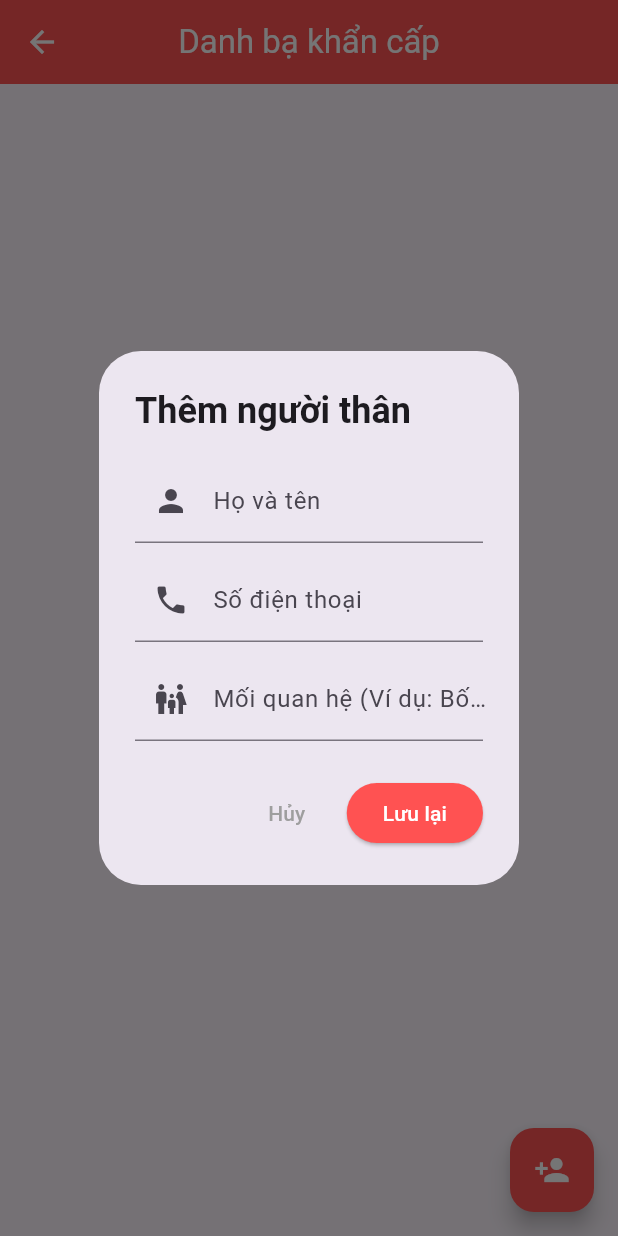
After one commit to hphuc193/flood-warning-flutter_app, a Flutter app: the EmergencyContactsScreen screen opened directly, after a tap on the "person add" icon, on a phone screen of 412 x 824 dp. The commit adds this screen. Run offline on Flutter 3.47's test engine with Material 3 defaults, Android fonts, the phone set to English and light mode, and no system bars; our stand-ins replace connectivity_plus, dio, firebase_auth, firebase_core, fl_chart, flutter_dotenv and 9 more; accounts and stored records are empty; network calls fail.

Commit message:
feat: Emergency Contacts Function

```diff
--- /dev/null
+++ b/lib/data/models/contact_model.dart
@@ -0,0 +1,30 @@
+class EmergencyContact {
+  final String id;
+  final String name;
+  final String phone;
+  final String? description;
+  final bool isCustom;
+
+  EmergencyContact({
+    required this.id,
+    required this.name,
+    required this.phone,
+    this.description,
+    this.isCustom = false,
+  });
+
+  factory EmergencyContact.fromJson(Map<String, dynamic> json, {bool isCustom = false}) {
+    return EmergencyContact(
+      id: json['id'].toString(),
+      name: json['name'] ?? '',
+      // Hỗ trợ cả 2 key đề phòng Backend trả về lộn xộn
+      phone: json['phone_number'] ?? json['phone'] ?? '',
+      description: json['relation'] ?? json['description'],
+      isCustom: isCustom,
+    );
+  }
+
+  Map<String, dynamic> toJson() => {
+    'id': id, 'name': name, 'phone': phone, 'description': description, 'isCustom': isCustom
+  };
+}
--- /dev/null
+++ b/lib/data/repositories/contact_repository.dart
@@ -0,0 +1,63 @@
+import 'package:dio/dio.dart';
+import '../services/api_service.dart';
+import '../models/contact_model.dart';
+
+class ContactRepository {
+  final ApiService _apiService = ApiService();
+
+  // 1. Lấy toàn bộ danh bạ
+  Future<Map<String, List<EmergencyContact>>?> getAllContacts() async {
+    try {
+      final response = await _apiService.dio.get('/emergency-contacts');
+      if (response.data['success'] == true) {
+        final Map<String, dynamic> data = response.data['data'];
+
+        List<EmergencyContact> system = (data['system_contacts'] as List)
+            .map((e) => EmergencyContact.fromJson(e))
+            .toList();
+
+        List<EmergencyContact> custom = (data['custom_contacts'] as List)
+            .map((e) => EmergencyContact.fromJson(e, isCustom: true))
+            .toList();
+
+        return {'system': system, 'custom': custom};
+      }
+      return null;
+    } catch (e) {
+      print("Lỗi Repository getAllContacts: $e");
+      rethrow;
+    }
+  }
+
+  // 2. Thêm liên hệ cá nhân
+  Future<EmergencyContact?> addCustomContact(String name, String phone, String? relation) async {
+    try {
+      final response = await _apiService.dio.post(
+        '/emergency-contacts',
+        data: {
+          'name': name,
+          'phone_number': phone,
+          'relation': relation
+        },
+      );
+      if (response.statusCode == 201) {
+        return EmergencyContact.fromJson(response.data['data'], isCustom: true);
+      }
+      return null;
+    } catch (e) {
+      print("Lỗi Repository addCustomContact: $e");
+      return null;
+    }
+  }
+
+  // 3. Xóa liên hệ
+  Future<bool> deleteCustomContact(String id) async {
+    try {
+      final response = await _apiService.dio.delete('/emergency-contacts/$id');
+      return response.statusCode == 200;
+    } catch (e) {
+      print("Lỗi Repository deleteCustomContact: $e");
+      return false;
+    }
+  }
+}
--- a/lib/main.dart
+++ b/lib/main.dart
@@ -15,6 +15,7 @@ import 'package:firebase_core/firebase_core.dart';
 import 'package:flutter_dotenv/flutter_dotenv.dart';
 import 'providers/checklist_provider.dart';
 import 'providers/evacuation_provider.dart';
+import 'providers/contact_provider.dart';
 Future<void> main() async {
   WidgetsFlutterBinding.ensureInitialized();
   await Firebase.initializeApp();
@@ -41,6 +42,7 @@ class MyApp extends StatelessWidget {
         ChangeNotifierProvider(create: (_) => RainfallProvider()),
         ChangeNotifierProvider(create: (_) => ChecklistProvider()),
         ChangeNotifierProvider(create: (_) => EvacuationProvider()),
+        ChangeNotifierProvider(create: (_) => ContactProvider()),
       ],
       child: MaterialApp(
         title: 'Flood Warning System',
--- /dev/null
+++ b/lib/providers/contact_provider.dart
@@ -0,0 +1,101 @@
+import 'dart:convert';
+import 'package:flutter/material.dart';
+import 'package:shared_preferences/shared_preferences.dart';
+import 'package:url_launcher/url_launcher.dart';
+import 'package:geolocator/geolocator.dart';
+import 'package:connectivity_plus/connectivity_plus.dart';
+import '../data/models/contact_model.dart';
+import '../data/repositories/contact_repository.dart';
+
+class ContactProvider with ChangeNotifier {
+  final ContactRepository _repository = ContactRepository();
+  final String _cacheKey = 'emergency_contacts_cache';
+
+  List<EmergencyContact> _systemContacts = [];
+  List<EmergencyContact> _customContacts = [];
+  bool _isLoading = false;
+
+  List<EmergencyContact> get allContacts => [..._systemContacts, ..._customContacts];
+  bool get isLoading => _isLoading;
+
+  // Lấy danh sách (Offline-first)
+  Future<void> fetchContacts() async {
+    _isLoading = true;
+    notifyListeners();
+
+    final prefs = await SharedPreferences.getInstance();
+    var connectivityResult = await (Connectivity().checkConnectivity());
+
+    if (connectivityResult != ConnectivityResult.none) {
+      try {
+        final data = await _repository.getAllContacts();
+        if (data != null) {
+          _systemContacts = data['system']!;
+          _customContacts = data['custom']!;
+
+          // Lưu cache JSON
+          Map<String, dynamic> cacheData = {
+            'system': _systemContacts.map((e) => e.toJson()).toList(),
+            'custom': _customContacts.map((e) => e.toJson()).toList(),
+          };
+          await prefs.setString(_cacheKey, jsonEncode(cacheData));
+        }
+      } catch (e) {
+        _loadLocalData(prefs);
+      }
+    } else {
+      _loadLocalData(prefs);
+    }
+
+    _isLoading = false;
+    notifyListeners();
+  }
+
+  void _loadLocalData(SharedPreferences prefs) {
+    final String? cached = prefs.getString(_cacheKey);
+    if (cached != null) {
+      final data = jsonDecode(cached);
+      _systemContacts = (data['system'] as List).map((e) => EmergencyContact.fromJson(e)).toList();
+      _customContacts = (data['custom'] as List).map((e) => EmergencyContact.fromJson(e, isCustom: true)).toList();
+    }
+  }
+
+  // One-tap Call
+  Future<void> makeCall(String phoneNumber) async {
+    final Uri url = Uri.parse('tel:$phoneNumber');
+    if (await canLaunchUrl(url)) await launchUrl(url);
+  }
+
+  // SMS kèm tọa độ GPS
+  Future<void> sendEmergencySMS(String phoneNumber) async {
+    try {
+      Position position = await Geolocator.getCurrentPosition(desiredAccuracy: LocationAccuracy.high);
+      String mapUrl = "https://www.google.com/maps?q=${position.latitude},${position.longitude}";
+      String message = "TÔI ĐANG GẶP NGUY HIỂM. Vị trí của tôi: $mapUrl";
+
+      final Uri url = Uri.parse('sms:$phoneNumber?body=${Uri.encodeComponent(message)}');
+      if (await canLaunchUrl(url)) await launchUrl(url);
+    } catch (e) {
+      print("Không lấy được tọa độ: $e");
+    }
+  }
+
+  // Xóa liên hệ
+  Future<void> deleteContact(String id) async {
+    final success = await _repository.deleteCustomContact(id);
+    if (success) {
+      _customContacts.removeWhere((element) => element.id == id);
+      notifyListeners();
+    }
+  }
+  // Add contacs
+  Future<bool> addContact(String name, String phone, String relation) async {
+    final newContact = await _repository.addCustomContact(name, phone, relation);
+    if (newContact != null) {
+      _customContacts.add(newContact); // Thêm vào mảng local
+      notifyListeners(); // Báo UI update ngay lập tức
+      return true;
+    }
+    return false;
+  }
+}
--- /dev/null
+++ b/lib/ui/screens/emergency_contacts_screen.dart
@@ -0,0 +1,157 @@
+import 'package:flutter/material.dart';
+import 'package:provider/provider.dart';
+import '../../providers/contact_provider.dart';
+
+class EmergencyContactsScreen extends StatefulWidget {
+  const EmergencyContactsScreen({super.key});
+
+  @override
+  State<EmergencyContactsScreen> createState() => _EmergencyContactsScreenState();
+}
+
+class _EmergencyContactsScreenState extends State<EmergencyContactsScreen> {
+  @override
+  void initState() {
+    super.initState();
+    WidgetsBinding.instance.addPostFrameCallback((_) {
+      Provider.of<ContactProvider>(context, listen: false).fetchContacts();
+    });
+  }
+
+  @override
+  Widget build(BuildContext context) {
+    return Scaffold(
+      appBar: AppBar(
+        title: const Text("Danh bạ khẩn cấp", style: TextStyle(color: Colors.white)),
+        backgroundColor: Colors.redAccent,
+        centerTitle: true,
+        iconTheme: const IconThemeData(color: Colors.white),
+      ),
+      floatingActionButton: FloatingActionButton(
+        onPressed: () => _showAddContactDialog(context),
+        backgroundColor: Colors.redAccent,
+        child: const Icon(Icons.person_add, color: Colors.white),
+      ),
+      body: Consumer<ContactProvider>(
+        builder: (context, provider, child) {
+          if (provider.isLoading) return const Center(child: CircularProgressIndicator());
+
+          final contacts = provider.allContacts;
+          if (contacts.isEmpty) return const Center(child: Text("Không có liên hệ nào."));
+
+          return ListView.builder(
+            padding: const EdgeInsets.all(12),
+            itemCount: contacts.length,
+            itemBuilder: (context, index) {
+              final contact = contacts[index];
+              return Card(
+                child: ListTile(
+                  leading: CircleAvatar(
+                    backgroundColor: contact.isCustom ? Colors.teal : Colors.red[100],
+                    child: Icon(contact.isCustom ? Icons.person : Icons.emergency,
+                        color: contact.isCustom ? Colors.white : Colors.red),
+                  ),
+                  title: Text(contact.name, style: const TextStyle(fontWeight: FontWeight.bold)),
+                  subtitle: Text(contact.phone),
+                  trailing: Row(
+                    mainAxisSize: MainAxisSize.min,
+                    children: [
+                      IconButton(
+                        icon: const Icon(Icons.call, color: Colors.green),
+                        onPressed: () => provider.makeCall(contact.phone),
+                      ),
+                      IconButton(
+                        icon: const Icon(Icons.sms, color: Colors.blue),
+                        onPressed: () => provider.sendEmergencySMS(contact.phone),
+                      ),
+                      if (contact.isCustom)
+                        IconButton(
+                          icon: const Icon(Icons.delete_outline, color: Colors.grey),
+                          onPressed: () => provider.deleteContact(contact.id),
+                        ),
+                    ],
+                  ),
+                ),
+              );
+            },
+          );
+        },
+      ),
+    );
+  }
+
+  // Hàm hiển thị Dialog thêm số điện thoại người thân
+  void _showAddContactDialog(BuildContext context) {
+    final nameController = TextEditingController();
+    final phoneController = TextEditingController();
+    final relationController = TextEditingController();
+    bool isSubmitting = false;
+
+    showDialog(
+      context: context,
+      builder: (ctx) => StatefulBuilder(
+          builder: (context, setState) {
+            return AlertDialog(
+              title: const Text("Thêm người thân", style: TextStyle(fontWeight: FontWeight.bold)),
+              content: SingleChildScrollView(
+                child: Column(
+                  mainAxisSize: MainAxisSize.min,
+                  children: [
+                    TextField(
+                      controller: nameController,
+                      decoration: const InputDecoration(labelText: "Họ và tên", prefixIcon: Icon(Icons.person)),
+                    ),
+                    const SizedBox(height: 10),
+                    TextField(
+                      controller: phoneController,
+                      decoration: const InputDecoration(labelText: "Số điện thoại", prefixIcon: Icon(Icons.phone)),
+                      keyboardType: TextInputType.phone,
+                    ),
+                    const SizedBox(height: 10),
+                    TextField(
+                      controller: relationController,
+                      decoration: const InputDecoration(labelText: "Mối quan hệ (Ví dụ: Bố, Mẹ)", prefixIcon: Icon(Icons.family_restroom)),
+                    ),
+                  ],
+                ),
+              ),
+              actions: [
+                TextButton(
+                  onPressed: () => Navigator.pop(ctx),
+                  child: const Text("Hủy", style: TextStyle(color: Colors.grey)),
+                ),
+                ElevatedButton(
+                  style: ElevatedButton.styleFrom(backgroundColor: Colors.redAccent, foregroundColor: Colors.white),
+                  onPressed: isSubmitting ? null : () async {
+                    if (nameController.text.isEmpty || phoneController.text.isEmpty) {
+                      ScaffoldMessenger.of(context).showSnackBar(const SnackBar(content: Text("Vui lòng nhập tên và số điện thoại")));
+                      return;
+                    }
+
+                    setState(() => isSubmitting = true); // Hiện loading
+
+                    // Gọi hàm thêm ở Provider
+                    final success = await Provider.of<ContactProvider>(context, listen: false)
+                        .addContact(nameController.text, phoneController.text, relationController.text);
+
+                    if (success && ctx.mounted) {
+                      Navigator.pop(ctx); // Đóng hộp thoại nếu thành công
+                      ScaffoldMessenger.of(context).showSnackBar(const SnackBar(content: Text("Đã thêm liên hệ!")));
+                    } else {
+                      setState(() => isSubmitting = false);
+                      if (ctx.mounted) {
+                        ScaffoldMessenger.of(context).showSnackBar(const SnackBar(content: Text("Lỗi khi thêm liên hệ")));
+                      }
+                    }
+                  },
+                  child: isSubmitting
+                      ? const SizedBox(width: 20, height: 20, child: CircularProgressIndicator(color: Colors.white, strokeWidth: 2))
+                      : const Text("Lưu lại"),
+                ),
+              ],
+            );
+          }
+      ),
+    );
+  }
+}
--- a/lib/ui/screens/profile/profile_screen.dart
+++ b/lib/ui/screens/profile/profile_screen.dart
@@ -7,6 +7,7 @@ import 'edit_profile_screen.dart';
 import 'saved_locations_screen.dart';
 import '../checklist_screen.dart';
 import '../evacuation_guide_screen.dart';
+import '../emergency_contacts_screen.dart';
 
 class ProfileScreen extends StatefulWidget {
   const ProfileScreen({super.key});
@@ -154,6 +155,19 @@ class _ProfileScreenState extends State<ProfileScreen> {
                   },
                 ),
 
+                _buildMenuOption(
+                  icon: Icons.contact_phone_rounded,
+                  title: "Danh bạ khẩn cấp",
+                  subtitle: "Số điện thoại cứu hộ và liên hệ người thân",
+                  iconColor: Colors.redAccent, // Màu đỏ nổi bật cho tính năng khẩn cấp
+                  onTap: () {
+                    Navigator.push(
+                      context,
+                      MaterialPageRoute(builder: (_) => const EmergencyContactsScreen()),
+                    );
+                  },
+                ),
+
                 const Divider(height: 30),
 
                 _buildMenuOption(
--- a/pubspec.yaml
+++ b/pubspec.yaml
@@ -49,7 +49,7 @@ dependencies:
   intl: ^0.19.0
 
   # Location
-  geolocator: ^10.1.0
+  geolocator: ^14.0.2
 
   flutter_local_notifications: ^20.1.0
 
```
Also changed, not shown: pubspec.lock, 1 other file.
